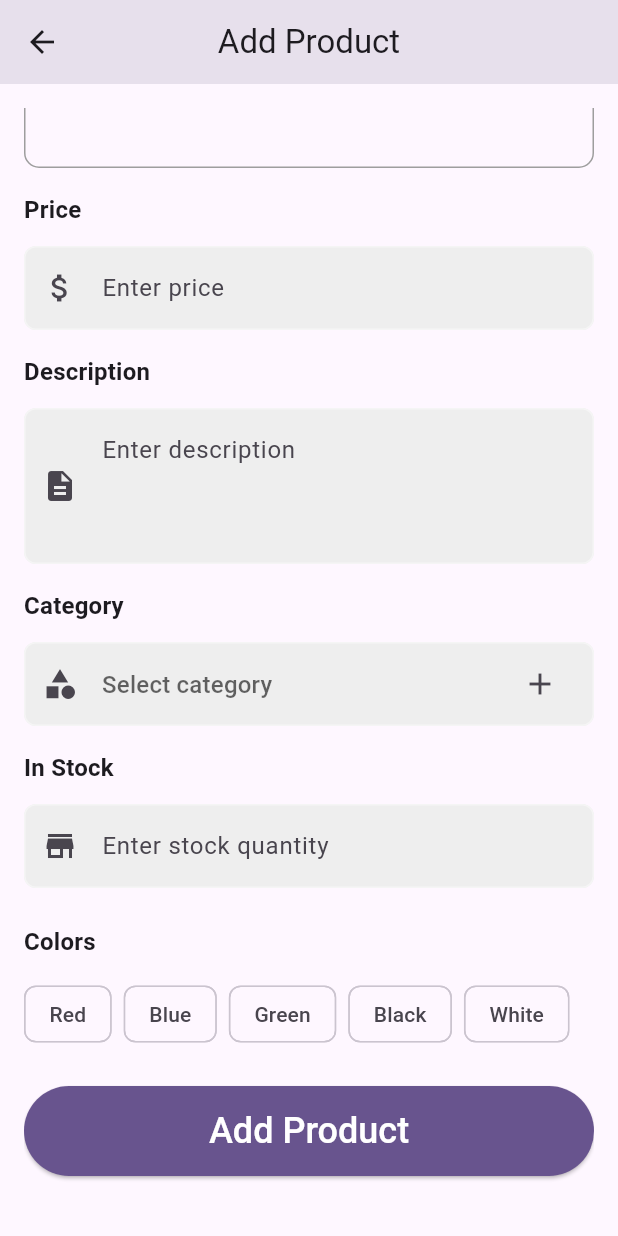
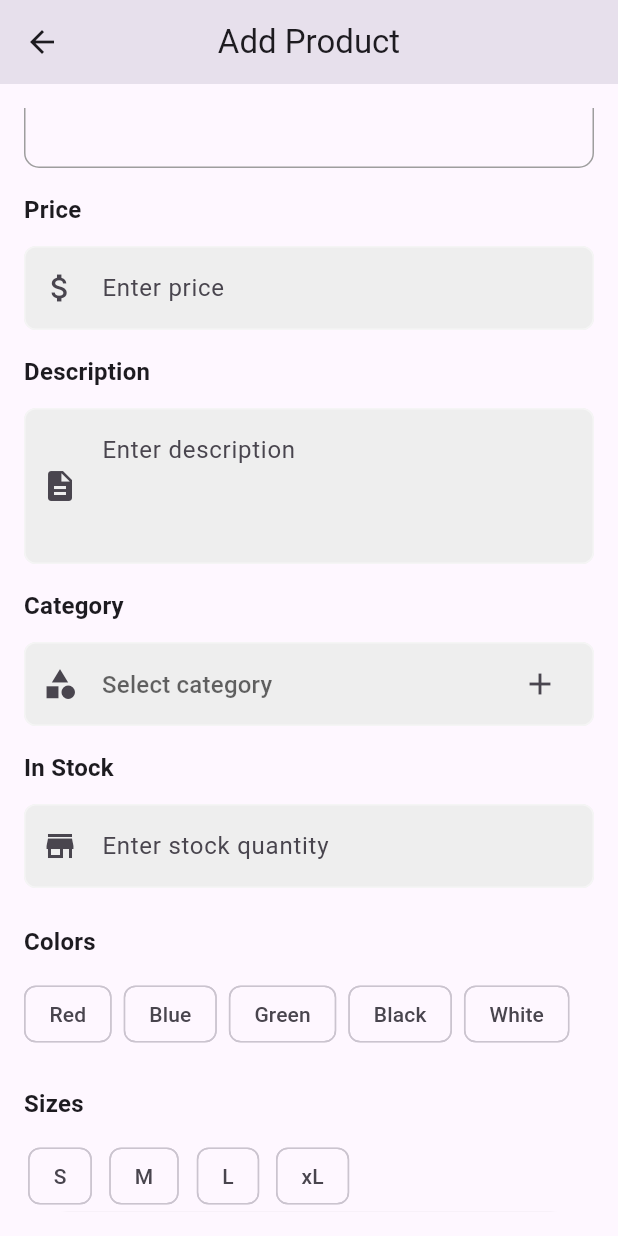
Before and after one commit to malakalbattire/e-commerce, a Flutter app: the AddProductPage screen opened by its route, scrolled down 304 dp, on a phone screen of 412 x 824 dp. Run offline on Flutter 3.47's test engine with Material 3 defaults, Android fonts, the phone set to English and light mode, and no system bars; our stand-ins replace cached_network_image, cloud_firestore, firebase_auth, firebase_core, firebase_messaging, firebase_storage and 8 more; accounts and stored records are empty; network calls fail.

Commit message:
add product color and size and product details page

```diff
--- a/lib/views/pages/add_product_page.dart
+++ b/lib/views/pages/add_product_page.dart
@@ -36,6 +36,16 @@ class _AddProductPageState extends State<AddProductPage> {
     }
   }
 
+  void _toggleSize(ProductSize size) {
+    setState(() {
+      if (_selectedSizes.contains(size)) {
+        _selectedSizes.remove(size);
+      } else {
+        _selectedSizes.add(size);
+      }
+    });
+  }
+
   void _toggleColor(ProductColor color) {
     setState(() {
       if (_selectedColors.contains(color)) {
@@ -47,12 +57,6 @@ class _AddProductPageState extends State<AddProductPage> {
   }
 
   Future<void> _submit() async {
-    if (_selectedColors.isEmpty) {
-      ScaffoldMessenger.of(context).showSnackBar(
-        const SnackBar(content: Text('Please select at least one color')),
-      );
-      return;
-    }
     if (_formKey.currentState!.validate()) {
       _formKey.currentState!.save();
       if (_imageFile == null) {
@@ -325,6 +329,27 @@ class _AddProductPageState extends State<AddProductPage> {
                         }).toList(),
                       ),
                       const SizedBox(height: 24),
+                      Text(
+                        'Sizes',
+                        style: Theme.of(context)
+                            .textTheme
+                            .titleMedium!
+                            .copyWith(fontWeight: FontWeight.w600),
+                      ),
+                      const SizedBox(height: 12),
+                      Wrap(
+                        spacing: 8,
+                        runSpacing: 8,
+                        children: ProductSize.values.map((size) {
+                          return ChoiceChip(
+                            label: Text(size.toString().split('.').last),
+                            selected: _selectedSizes.contains(size),
+                            onSelected: (selected) {
+                              _toggleSize(size);
+                            },
+                          );
+                        }).toList(),
+                      ),
                       SizedBox(
                         width: double.infinity,
                         height: 60,
```
Also changed, not shown: lib/provider/product_providers/product_details_provider.dart (+7 -0 lines), lib/services/product_details_services.dart (+21 -0 lines), lib/views/pages/product_pages/product_details_page.dart (+44 -15 lines).
